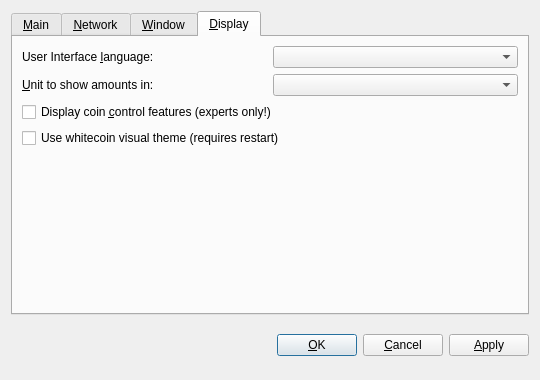
Old version of the form src/qt/forms/optionsdialog.ui in the repository WhitecoinCore/whitecoin.
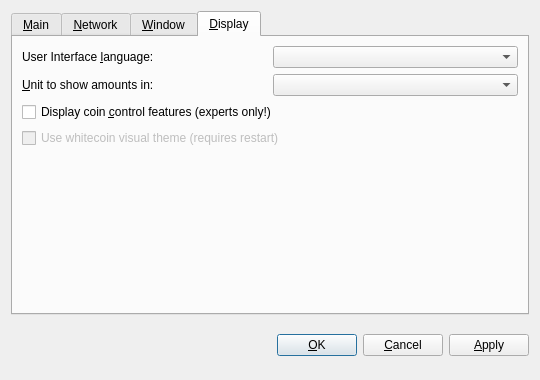
New version of the form. Custom widgets are drawn as their Qt base class.

The edit to the form file:
```diff
--- a/src/qt/forms/optionsdialog.ui
+++ b/src/qt/forms/optionsdialog.ui
@@ -361,6 +361,9 @@
        </item>
        <item>
         <widget class="QCheckBox" name="useBlackTheme">
+         <property name="enabled">
+          <bool>false</bool>
+         </property>
          <property name="text">
           <string>Use whitecoin visual theme (requires restart)</string>
          </property>
```
